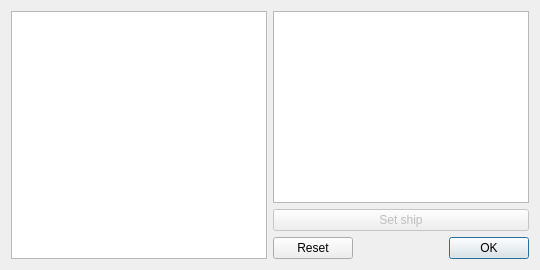
stephan-gh/SeaBattle, file client/game/gamepreparewidget.ui: the form before one commit.
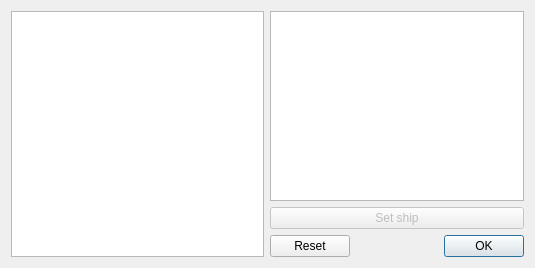
The form after the commit.

```diff
--- a/client/game/gamepreparewidget.ui
+++ b/client/game/gamepreparewidget.ui
@@ -2,6 +2,14 @@
 <ui version="4.0">
  <class>GamePrepareWidget</class>
  <widget class="QWidget" name="GamePrepareWidget">
+  <property name="geometry">
+   <rect>
+    <x>0</x>
+    <y>0</y>
+    <width>535</width>
+    <height>268</height>
+   </rect>
+  </property>
   <layout class="QHBoxLayout" name="horizontalLayout">
    <item>
     <widget class="QTableView" name="tableViewShips">
```
